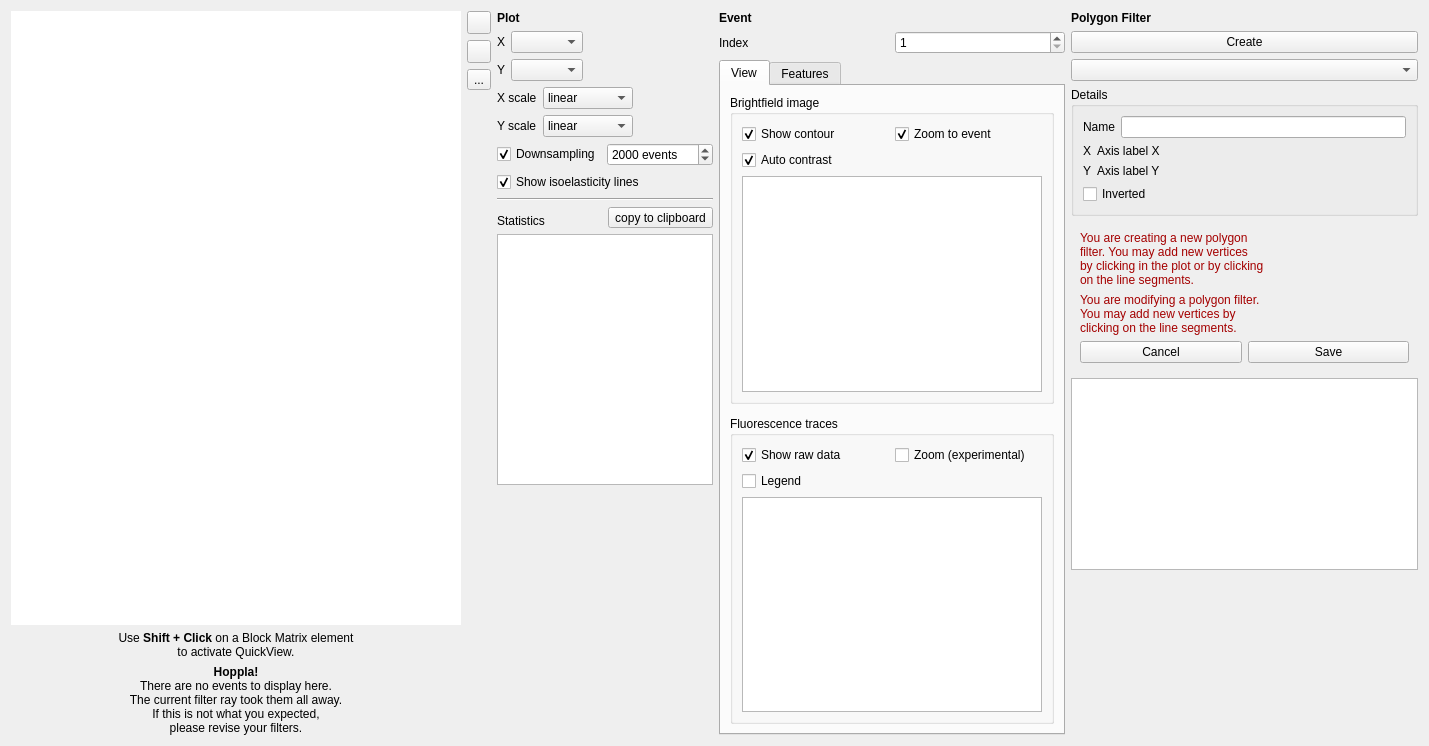
This is shapeout2/gui/quick_view/qv_main.ui in ZELLMECHANIK-DRESDEN/ShapeOut2 as Qt 5 draws it before an edit. The edited form follows.
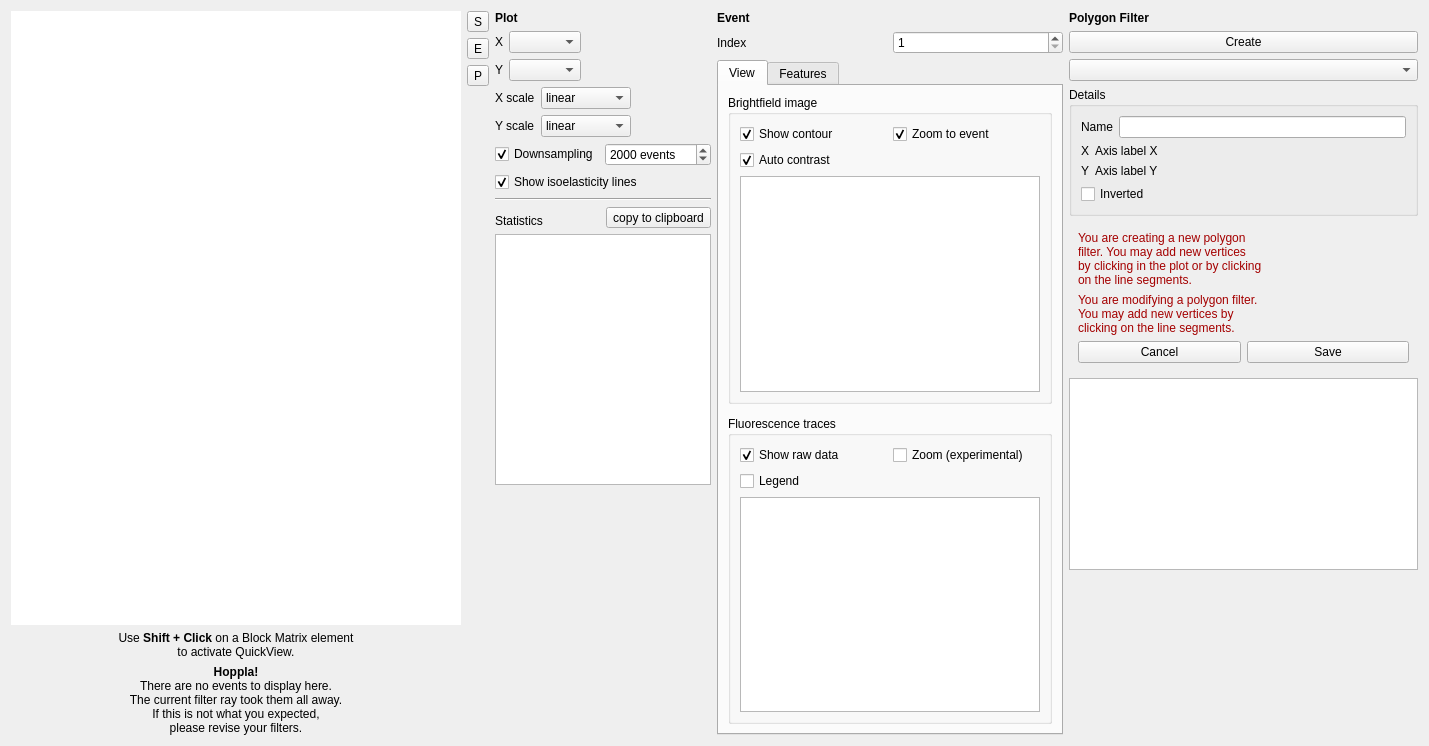
This is the edited form. Icons and pictures are not drawn. Custom widgets are drawn as their Qt base class.

The edit to the form file:
```diff
--- a/shapeout2/gui/quick_view/qv_main.ui
+++ b/shapeout2/gui/quick_view/qv_main.ui
@@ -102,7 +102,7 @@
          <string>Plot</string>
         </property>
         <property name="text">
-         <string/>
+         <string>S</string>
         </property>
         <property name="icon">
          <iconset>
@@ -128,7 +128,7 @@
          <string>Event</string>
         </property>
         <property name="text">
-         <string/>
+         <string>E</string>
         </property>
         <property name="icon">
          <iconset>
@@ -148,7 +148,7 @@
       <item>
        <widget class="QToolButton" name="toolButton_poly">
         <property name="text">
-         <string>...</string>
+         <string>P</string>
         </property>
         <property name="icon">
          <iconset>
```
Left out of the diff: 14 changed lines with no effect on the pictures.
